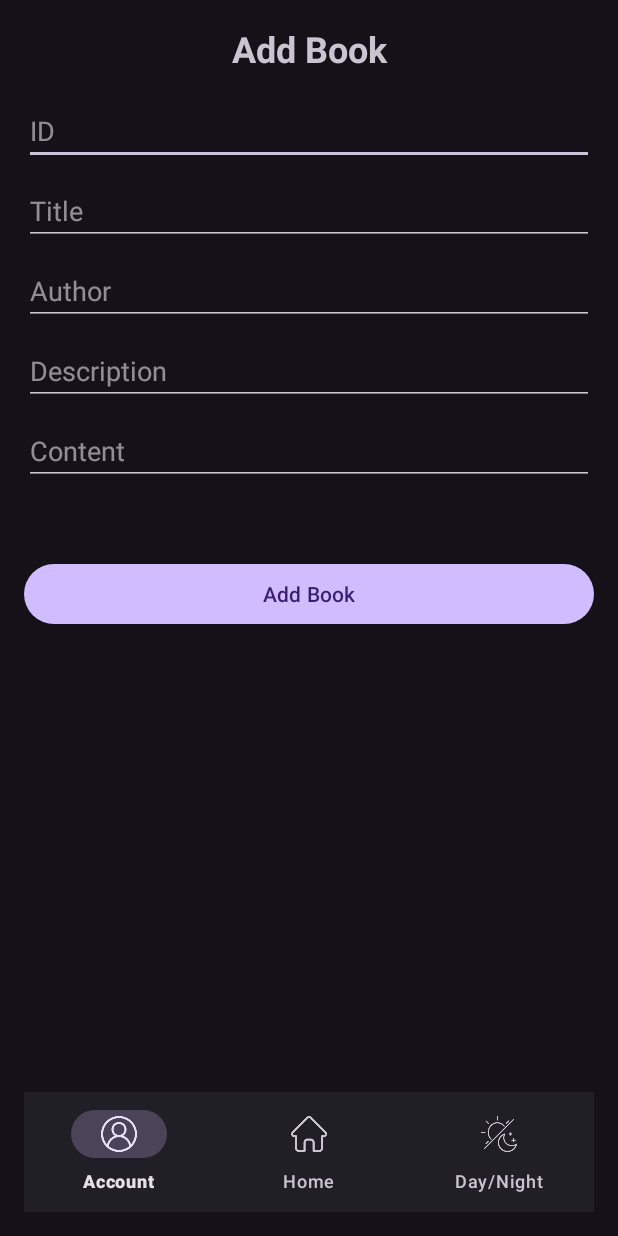
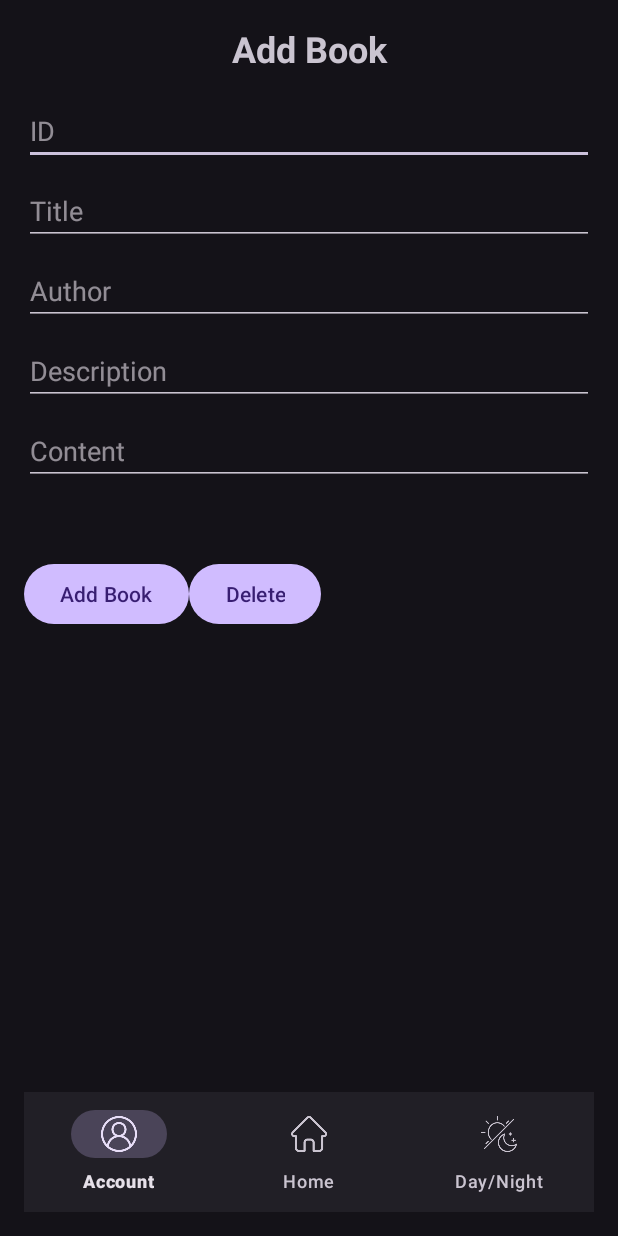
Before and after one commit to dduRyu732/DOANLTTBDD, an Android app: the AdminActivity screen opened directly, with no data from a screen before it, on a phone screen of 412 x 824 dp. Run offline under Robolectric (Android 15) with nearby library versions, the phone set to English and light mode, and no system bars.

Commit message:
Thêm button xóa

```diff
--- a/app/src/main/java/com/example/doanlttbdd/AdminActivity.java
+++ b/app/src/main/java/com/example/doanlttbdd/AdminActivity.java
@@ -31,17 +31,15 @@ import java.util.ArrayList;
 import java.util.List;
 
 public class AdminActivity extends AppCompatActivity {
-    private EditText editTextTitle, editTextId ;
-    private EditText editTextAuthor;
-    private EditText editTextDescription;
+    private EditText editTextTitle, editTextId, editTextAuthor, editTextDescription, editTextContent ;
+    private int selectedBookPosition;
     private ListView listViewBooks;
-    private Button buttonAdd;
-    private EditText editTextContent;
+    private Button buttonAdd, buttonDelete;
     private BookAdapter bookAdapter;
     private BottomNavigationView bottomNavigationView;
 
     private DatabaseHelper databaseHelper;
-    private int nextId = 1;
+    private List<Story> bookList;
 
 
     @Override
@@ -55,13 +53,13 @@ public class AdminActivity extends AppCompatActivity {
         editTextDescription = findViewById(R.id.editTextDescription);
         editTextContent = findViewById(R.id.editTextContent);
         buttonAdd = findViewById(R.id.buttonAdd);
-
+        buttonDelete = findViewById(R.id.buttonDelete);
         databaseHelper = new DatabaseHelper(this);
+        bookList = databaseHelper.getAllStories();
         bookAdapter = new BookAdapter(this, new ArrayList<>());
         listViewBooks.setAdapter(bookAdapter);
         updateBookList();
         buttonAdd.setOnClickListener(new View.OnClickListener() {
-
             @Override
             public void onClick(View v) {
                 String title = editTextTitle.getText().toString();
@@ -69,9 +67,6 @@ public class AdminActivity extends AppCompatActivity {
                 String author = editTextAuthor.getText().toString();
                 String description = editTextDescription.getText().toString();
                 String content = editTextContent.getText().toString();
-
-
-
 
                 if (!TextUtils.isEmpty(idString)) {
                     long id = Long.parseLong(idString); // Chuyển đổi idString thành kiểu long
@@ -95,6 +90,21 @@ public class AdminActivity extends AppCompatActivity {
                     }
                 } else {
                     makeText(AdminActivity.this, "Please enter an ID", Toast.LENGTH_SHORT).show();
+                }
+            }
+        });
+        buttonDelete.setOnClickListener(new View.OnClickListener() {
+            @Override
+            public void onClick(View v) {
+                String idString = editTextId.getText().toString();
+                if (!TextUtils.isEmpty(idString)) {
+                    long storyId = Long.parseLong(idString);
+                    boolean deleted = databaseHelper.deleteBook(storyId);
+                    if (deleted) {
+                        // Xóa thành công, cập nhật lại danh sách truyện
+                        updateBookList();
+                        Toast.makeText(AdminActivity.this, "Book deleted successfully", Toast.LENGTH_SHORT).show();
+                    }
                 }
             }
         });
--- a/app/src/main/java/com/example/doanlttbdd/DatabaseHelper.java
+++ b/app/src/main/java/com/example/doanlttbdd/DatabaseHelper.java
@@ -14,7 +14,7 @@ import java.util.List;
 
 public class DatabaseHelper extends SQLiteOpenHelper {
     private static final String DATABASE_NAME = "story";
-    private static final int DATABASE_VERSION = 7;
+    private static final int DATABASE_VERSION = 8;
     private static final String TABLE_STORY = "story";
     private static final String COLUMN_ID = "id";
     private static final String COLUMN_TITLE = "title";
@@ -66,6 +66,13 @@ public class DatabaseHelper extends SQLiteOpenHelper {
 
         return result;
 
+    }
+    public boolean deleteBook(long storyId) {
+        SQLiteDatabase db = this.getWritableDatabase();
+        int rowsAffected = db.delete("story", "id = ?", new String[]{String.valueOf(storyId)});
+        db.close();
+
+        return rowsAffected > 0;
     }
     public Story getStory(long storyId) {
         SQLiteDatabase db = getReadableDatabase();
--- a/app/src/main/res/layout/activity_admin.xml
+++ b/app/src/main/res/layout/activity_admin.xml
@@ -65,11 +65,23 @@
 
     </ScrollView>
 
-    <Button
-        android:id="@+id/buttonAdd"
+    <LinearLayout
         android:layout_width="match_parent"
         android:layout_height="wrap_content"
-        android:text="Add Book" />
+        android:orientation="horizontal">
+
+        <Button
+            android:id="@+id/buttonAdd"
+            android:layout_width="wrap_content"
+            android:layout_height="wrap_content"
+            android:text="Add Book" />
+        <Button
+            android:id="@+id/buttonDelete"
+            android:layout_width="wrap_content"
+            android:layout_height="wrap_content"
+            android:text="Delete" />
+
+    </LinearLayout>
 
     <ListView
         android:id="@+id/list_view_stories"
```
Also changed, not shown: app/src/main/res/layout/activity_story_detail.xml (+20 -11 lines).
